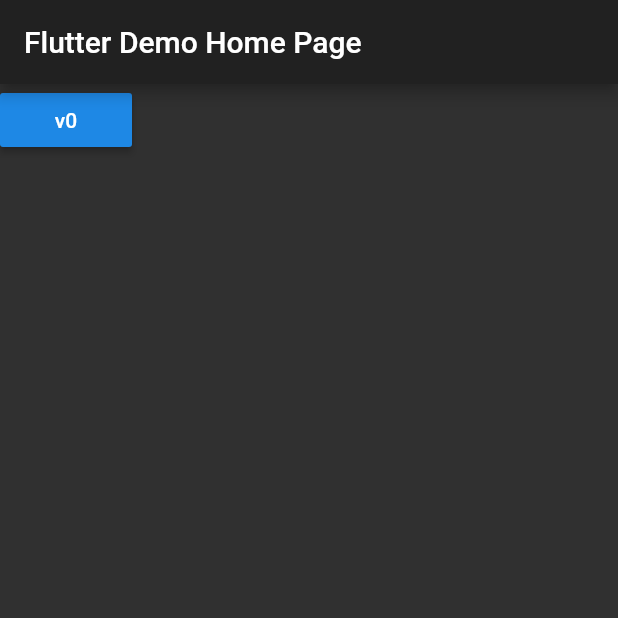
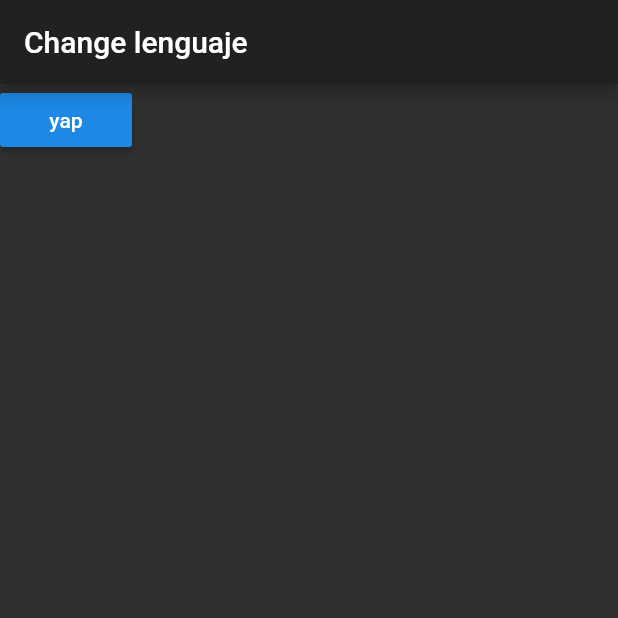
Before and after one commit to EdmaryBaga/MVp-c-Flutter, a Flutter app: the screen it shows after launch, on a phone screen of 412 x 824 dp, the top half of it. Run offline on Flutter 3.47's test engine with Material 2 defaults, Android fonts, the phone set to English and light mode, and no system bars.

Commit message:
Se actualiza el un boton

```diff
--- a/lib/src/Model/Spanish.dart
+++ b/lib/src/Model/Spanish.dart
@@ -4,7 +4,7 @@ class Spanish{
   String frances = "frances";
   String ingles = "ingles";
 
-  String get espanolg => "prueba";
+  String get espanolg => espanol;
   String get francesg => frances;
   String get inlesg => ingles;
 
--- a/lib/src/View/LenguageMenu.dart
+++ b/lib/src/View/LenguageMenu.dart
@@ -1,4 +1,3 @@
-
 import 'package:change_lenguaje/src/Model/title_viewmodel.dart';
 import 'package:change_lenguaje/src/View/TitleView.dart';
 import 'package:change_lenguaje/src/presenter/title_presenter.dart';
@@ -19,19 +18,31 @@ class LenguageMenu extends StatefulWidget {
 String btn1= "v0";
 
 
-
 class _LenguageMenuState extends State<LenguageMenu> implements TitleView{
 
   TitleViewModel _titleViewModel;
 
   @override
+  void initState(){
+    super.initState();
+    this.widget.presenter.titleView=this;
+  }
+
+  @override
+  void refreshTitle(TitleViewModel viewModel) {
+    setState(() {
+      this._titleViewModel = viewModel;
+    });
+  }
+
+  @override
   Widget build(BuildContext context){
     return Scaffold(
-      appBar: AppBar(title: Text(this._titleViewModel==null?widget.title : this._titleViewModel),),
+      appBar: AppBar(title: Text("Change lenguaje"),),
       body: Column(
         children: <Widget>[
 
-          RaisedButton(child: Text(btn1), onPressed: (){
+          RaisedButton(child: Text(this._titleViewModel==null?widget.title : this._titleViewModel.title.toString()), onPressed: (){
             widget.presenter.onButtonClicked();
           },),
 
@@ -40,10 +51,4 @@ class _LenguageMenuState extends State<LenguageMenu> implements TitleView{
     );
   }
 
-  @override
-  void refreshTitle(TitleViewModel viewModel) {
-    setState(() {
-      this._titleViewModel = viewModel;
-    });
-  }
 }
--- a/lib/src/presenter/title_presenter.dart
+++ b/lib/src/presenter/title_presenter.dart
@@ -21,13 +21,13 @@ class BasicTitlePResenter implements TittlePresenter{
 
     this._titleViewModel.title= _spanol.espanolg;
     this._titleView.refreshTitle(this._titleViewModel);
-
     //recuperar el titulo de un boton y pasarlo a la vista
     //String val= this._spanol.inlesg;
   }
 
   @override
   void set titleView(TitleView value) {
+    _titleView = value;
     this._titleView.refreshTitle(this._titleViewModel);
   }
 
```
